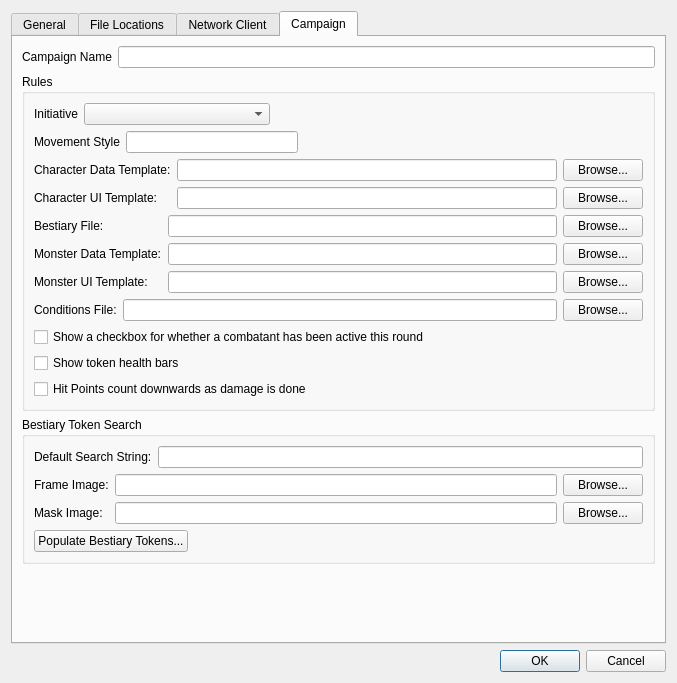
Qt form DMHelper/src/optionsdialog.ui (MMetze/DMHelper) before a commit.
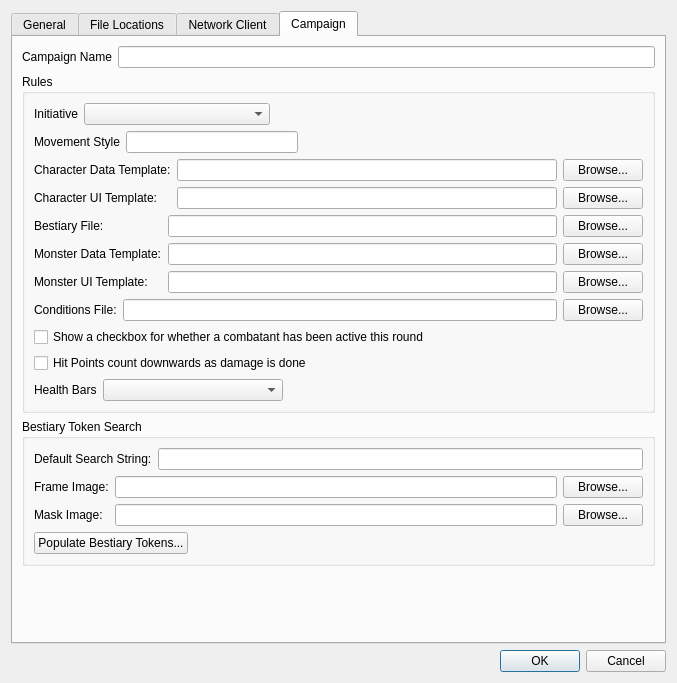
The same form after that commit. The open tabs and pages were chosen to show the change. Icons and pictures are not drawn.

Commit message: Added the option to have health bars visible for DM only or both DM and Players

Patch:
```diff
--- a/DMHelper/src/optionsdialog.ui
+++ b/DMHelper/src/optionsdialog.ui
@@ -1110,17 +1110,6 @@
             </property>
            </widget>
           </item>
-          <item>
-           <widget class="QCheckBox" name="chkShowTokenHealthBars">
-            <property name="text">
-             <string>Show token health bars</string>
-            </property>
-            <property name="icon">
-             <iconset resource="resources.qrc">
-              <normaloff>:/img/data/img/bleeding-eye.png</normaloff>:/img/data/img/bleeding-eye.png</iconset>
-            </property>
-           </widget>
-          </item>
           <item>
            <widget class="QCheckBox" name="chkHitPointsCoundDown">
             <property name="text">
@@ -1132,6 +1121,46 @@
             </property>
            </widget>
           </item>
+          <item>
+           <layout class="QHBoxLayout" name="horizontalLayout_24" stretch="0,1,2">
+            <item>
+             <widget class="QLabel" name="label_19">
+              <property name="sizePolicy">
+               <sizepolicy hsizetype="Preferred" vsizetype="Fixed">
+                <horstretch>0</horstretch>
+                <verstretch>0</verstretch>
+               </sizepolicy>
+              </property>
+              <property name="text">
+               <string>Health Bars</string>
+              </property>
+             </widget>
+            </item>
+            <item>
+             <widget class="QComboBox" name="cmbHealthBar">
+              <property name="toolTip">
+               <string>Choose where token health bars are visible.</string>
+              </property>
+             </widget>
+            </item>
+            <item>
+             <spacer name="horizontalSpacer_12">
+              <property name="orientation">
+               <enum>Qt::Orientation::Horizontal</enum>
+              </property>
+              <property name="sizeType">
+               <enum>QSizePolicy::Policy::Preferred</enum>
+              </property>
+              <property name="sizeHint" stdset="0">
+               <size>
+                <width>40</width>
+                <height>20</height>
+               </size>
+              </property>
+             </spacer>
+            </item>
+           </layout>
+          </item>
          </layout>
         </widget>
        </item>
```
Left out of the diff: 2 changed lines with no effect on the pictures. The commit also changes 6 other files.
